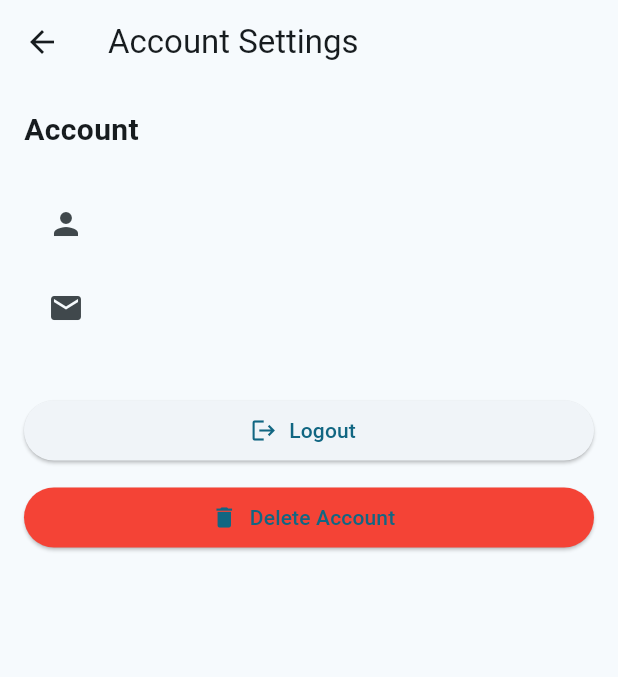
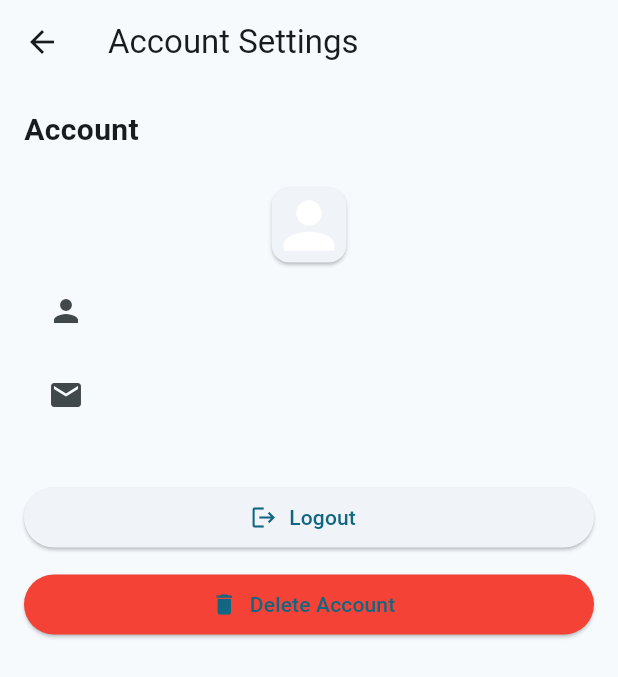
Before and after one commit to world2g/routineapp, a Flutter app: the AccountCentre screen opened directly, on a phone screen of 412 x 824 dp. Shown: the top 677 px of the screen. Run offline on Flutter 3.47's test engine with Material 3 defaults, Android fonts, the phone set to English and light mode, and no system bars; our stand-ins replace cloud_firestore, firebase_auth, firebase_core; missing offline and left inert: mqtt_client; accounts and stored records are empty.

Commit message:
UI changes

```diff
--- a/lib/pages/account.dart
+++ b/lib/pages/account.dart
@@ -23,6 +23,17 @@ class AccountCentre extends StatelessWidget {
 
             const SizedBox(height: 20),
 
+            const Center(
+              child: Card(
+                child: Column(
+                  children: <Widget>[
+                    Icon(Icons.person, size: 50, color: Colors.white),
+
+
+                  ],
+                ),
+              )
+            ),
             ListTile(
               leading: const Icon(Icons.person),
               title: Text(provider.user?.username ?? ""),
@@ -53,7 +64,7 @@ class AccountCentre extends StatelessWidget {
               label: const Text("Delete Account"),
               style: ElevatedButton.styleFrom(backgroundColor: Colors.red),
               onPressed: () {
-                // TODO: implement delete logic
+
               },
             ),
           ],
```
Also changed, not shown: lib/main.dart (+11 -27 lines), lib/pages/notifications.dart (deleted, +0 -10 lines), pubspec.lock.
